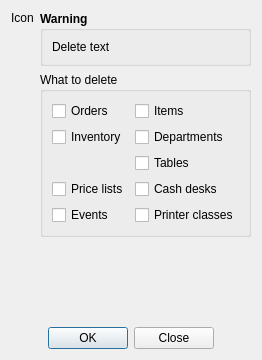
Above: App/Ui/DeleteToolDialog.ui from paolodestefani/pySagra before the change. Below: the same form after it.
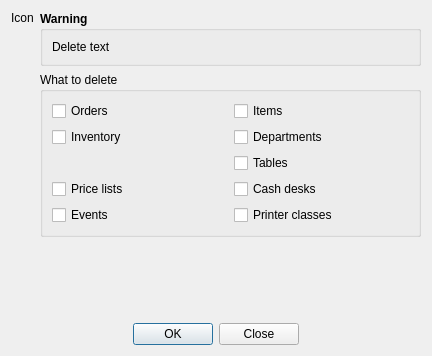
That is the form after the change.

Diff of the .ui file:
```diff
--- a/App/Ui/DeleteToolDialog.ui
+++ b/App/Ui/DeleteToolDialog.ui
@@ -2,6 +2,14 @@
 <ui version="4.0">
  <class>DeleteToolDialog</class>
  <widget class="QDialog" name="DeleteToolDialog">
+  <property name="geometry">
+   <rect>
+    <x>0</x>
+    <y>0</y>
+    <width>432</width>
+    <height>356</height>
+   </rect>
+  </property>
   <property name="windowTitle">
    <string>Delete tool</string>
   </property>
```
